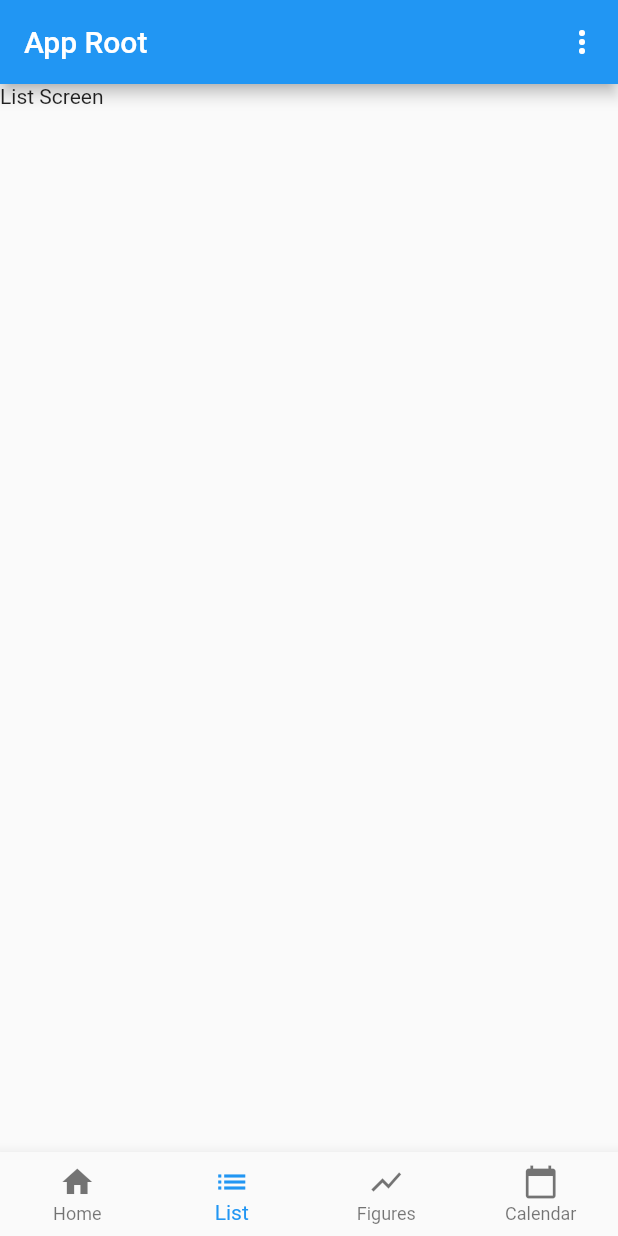
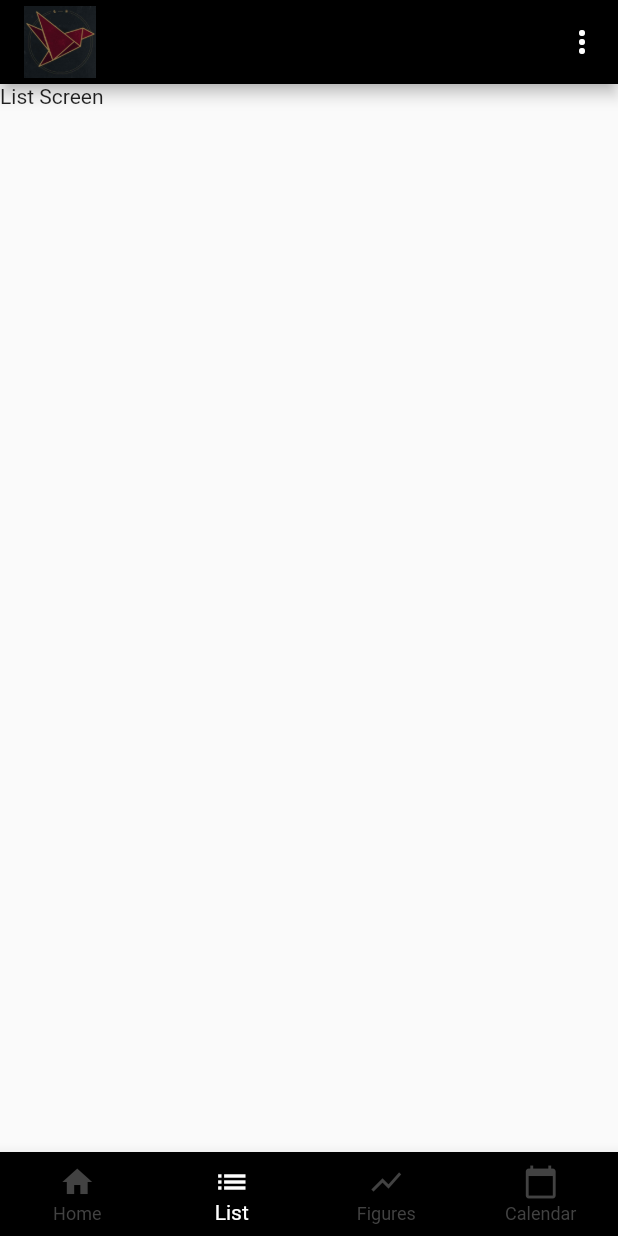
Before and after one commit to rosscraw/respite_band, a Flutter app: the screen it shows after launch, item 2 of the bottom bar chosen, on a phone screen of 412 x 824 dp. Run offline on Flutter 3.47's test engine with Material 2 defaults, Android fonts, the phone set to English and light mode, and no system bars.

Commit message:
Added band images to project.

```diff
--- a/lib/views/app_root.dart
+++ b/lib/views/app_root.dart
@@ -8,11 +8,15 @@ class AppRoot extends StatefulWidget {
 }
 
 class _AppRootState extends State<AppRoot> {
+
+  final Image logo = Image.asset('images/respite_logo.jpg', fit: BoxFit.contain, height: 48,);
+
   @override
   Widget build(BuildContext context) {
     return Scaffold(
       appBar: AppBar(
-        title: Text("App Root"),
+        backgroundColor: Colors.black,
+        title: logo,
         actions: <Widget>[
           popupMenuButton(),
         ],
--- a/lib/views/navigation/navigation_bar.dart
+++ b/lib/views/navigation/navigation_bar.dart
@@ -30,6 +30,9 @@ class _NavigationBarState extends State<NavigationBar> {
         bucket: bucket,
       ),
       bottomNavigationBar: BottomNavigationBar(
+        backgroundColor: Colors.black,
+        selectedItemColor: Colors.white,
+        unselectedItemColor: Colors.grey[800],
         type: BottomNavigationBarType.fixed,
         onTap: onTabTapped,
         currentIndex:
--- a/pubspec.yaml
+++ b/pubspec.yaml
@@ -23,10 +23,6 @@ environment:
 dependencies:
   flutter:
     sdk: flutter
-
-
-  # The following adds the Cupertino Icons font to your application.
-  # Use with the CupertinoIcons class for iOS style icons.
   cupertino_icons: ^0.1.3
 
 dev_dependencies:
@@ -38,6 +34,8 @@ dev_dependencies:
 
 # The following section is specific to Flutter.
 flutter:
+  assets:
+    - images/
 
   # The following line ensures that the Material Icons font is
   # included with your application, so that you can use the icons in
```
Also changed, not shown: lib/views/home/home_screen.dart (+14 -2 lines), images/respite_logo.jpg (added), images/weekends.png (added).
